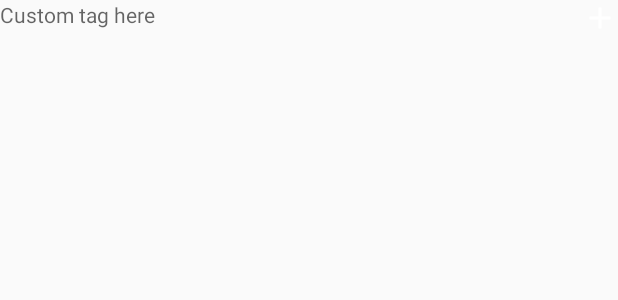
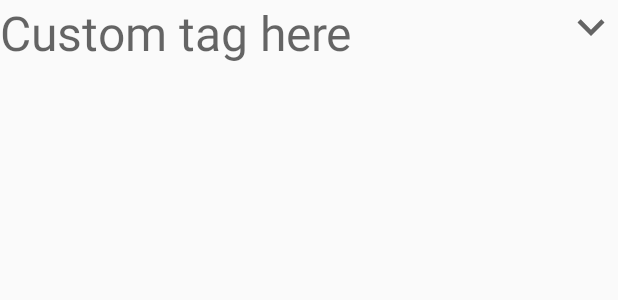
Before and after one commit to kirdmiv/TODO, an Android app: the layout list_item_tag.xml on its own in the app's theme, with its tools: preview values and no code run, on a phone screen of 412 x 824 dp. Shown: the top 300 px of the screen. Run offline under Robolectric (Android 15) with nearby library versions, the phone set to English and light mode, and no system bars.

Commit message:
Refactor tag layout

```diff
--- /dev/null
+++ b/app/src/main/res/drawable/ic_baseline_keyboard_arrow_down_24.xml
@@ -0,0 +1,5 @@
+<vector android:autoMirrored="true" android:height="36dp"
+    android:tint="?attr/colorControlNormal" android:viewportHeight="24"
+    android:viewportWidth="24" android:width="36dp" xmlns:android="http://schemas.android.com/apk/res/android">
+    <path android:fillColor="@android:color/white" android:pathData="M7.41,8.59L12,13.17l4.59,-4.58L18,10l-6,6 -6,-6 1.41,-1.41z"/>
+</vector>
--- a/app/src/main/res/layout/list_item_tag.xml
+++ b/app/src/main/res/layout/list_item_tag.xml
@@ -11,13 +11,14 @@
         android:layout_width="wrap_content"
         android:layout_height="wrap_content"
         app:layout_constraintStart_toStartOf="parent"
+        android:textSize="32sp"
         app:layout_constraintTop_toTopOf="parent" />
 
     <ImageView
         android:id="@+id/expandV"
         android:layout_width="wrap_content"
         android:layout_height="wrap_content"
-        android:src="@drawable/ic_plus"
+        android:src="@drawable/ic_baseline_keyboard_arrow_down_24"
         app:layout_constraintEnd_toEndOf="parent"
         app:layout_constraintTop_toTopOf="parent"/>
 </androidx.constraintlayout.widget.ConstraintLayout>
```
